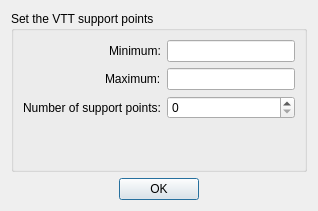
Old version of the form src/gui/qtdesigner/ui_modelconfig_locallogit.ui in the repository ighdez/py-np4vtt.
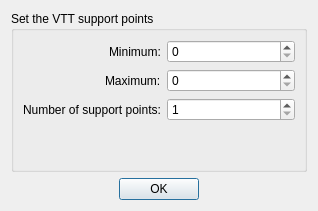
New version of the form.

Commit message: Fix bug of empty string by making min and max params of loclogit also spinboxes with default values

Patch:
```diff
--- a/src/gui/qtdesigner/ui_modelconfig_locallogit.ui
+++ b/src/gui/qtdesigner/ui_modelconfig_locallogit.ui
@@ -30,9 +30,6 @@
         </property>
        </widget>
       </item>
-      <item row="0" column="1">
-       <widget class="QLineEdit" name="fieldParamMinimum"/>
-      </item>
       <item row="1" column="0">
        <widget class="QLabel" name="labelParamMaximum">
         <property name="text">
@@ -40,9 +37,6 @@
         </property>
        </widget>
       </item>
-      <item row="1" column="1">
-       <widget class="QLineEdit" name="fieldParamMaximum"/>
-      </item>
       <item row="2" column="0">
        <widget class="QLabel" name="labelParamSupportPoints">
         <property name="text">
@@ -51,7 +45,17 @@
        </widget>
       </item>
       <item row="2" column="1">
-       <widget class="QSpinBox" name="fieldParamSupportPoints"/>
+       <widget class="QSpinBox" name="fieldParamSupportPoints">
+        <property name="minimum">
+         <number>1</number>
+        </property>
+       </widget>
+      </item>
+      <item row="0" column="1">
+       <widget class="QSpinBox" name="fieldParamMinimum"/>
+      </item>
+      <item row="1" column="1">
+       <widget class="QSpinBox" name="fieldParamMaximum"/>
       </item>
      </layout>
     </widget>
```
The commit also changes 4 other files.
